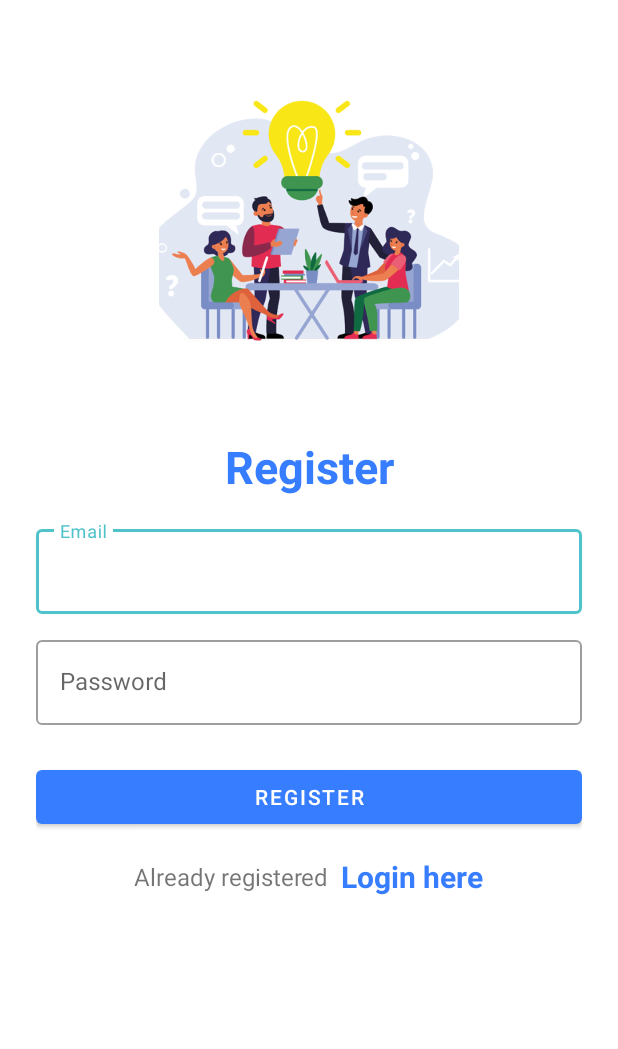
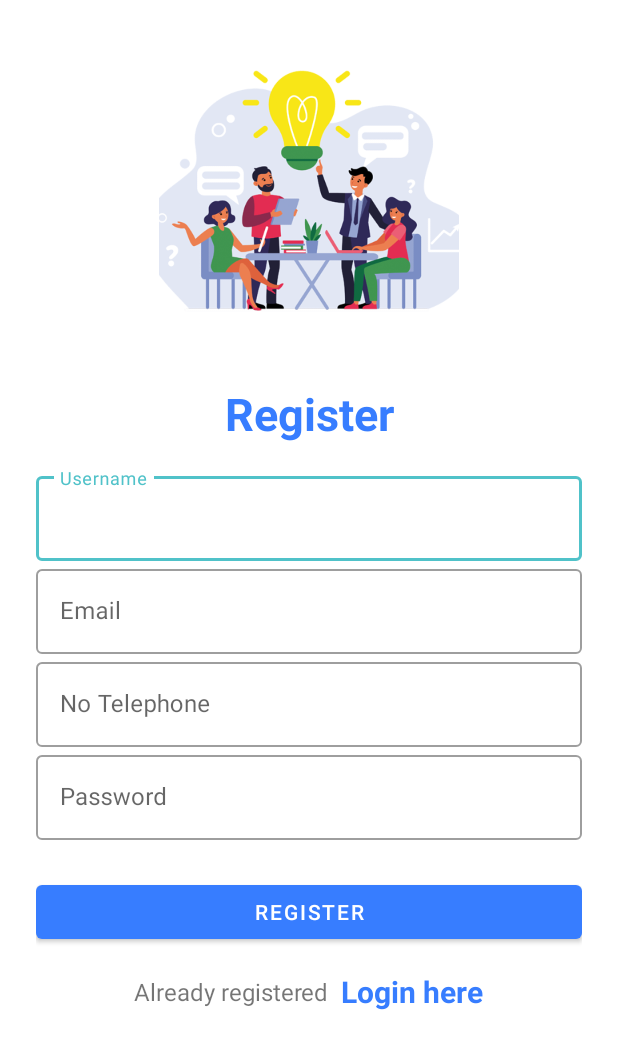
Before and after one commit to MuhammadRedhoSaputra/UAS_GOFFICE_PHOTONMAIDEN, an Android app: the screen it shows after launch (RegisterActivity), after a tap on "Register here", on a phone screen of 412 x 824 dp. Shown: the top 1049 px of the screen. Run offline under Robolectric (Android 15) with nearby library versions, the phone set to English and light mode, and no system bars; our stand-ins replace Firebase (no records; nobody signed in at launch, a user with empty details on screens opened directly); 1 other tap on this screen came first.

Commit message:
update login dan register

```diff
--- a/UAS_Goffice/app/src/main/java/com/if5b/UAS_Goffice/activities/LoginActivity.java
+++ b/UAS_Goffice/app/src/main/java/com/if5b/UAS_Goffice/activities/LoginActivity.java
@@ -3,6 +3,7 @@ package com.if5b.UAS_Goffice.activities;
 import android.content.Intent;
 import android.os.Bundle;
 import android.text.TextUtils;
+import android.view.View;
 import android.widget.Button;
 import android.widget.TextView;
 import android.widget.Toast;
@@ -11,64 +12,64 @@ import androidx.annotation.NonNull;
 import androidx.appcompat.app.AppCompatActivity;
 
 import com.google.android.gms.tasks.OnCompleteListener;
+import com.google.android.gms.tasks.OnFailureListener;
+import com.google.android.gms.tasks.OnSuccessListener;
 import com.google.android.gms.tasks.Task;
 import com.google.android.material.textfield.TextInputEditText;
 import com.google.firebase.auth.AuthResult;
 import com.google.firebase.auth.FirebaseAuth;
 import com.if5b.UAS_Goffice.R;
+import com.if5b.UAS_Goffice.databinding.ActivityLoginBinding;
+import com.if5b.UAS_Goffice.databinding.ActivityRegisterBinding;
 
 public class LoginActivity extends AppCompatActivity {
 
-    TextInputEditText etLoginEmail;
-    TextInputEditText etLoginPassword;
-    TextView tvRegisterHere;
-    Button btnLogin;
+    private ActivityLoginBinding binding;
 
     FirebaseAuth mAuth;
 
     @Override
     protected void onCreate(Bundle savedInstanceState) {
         super.onCreate(savedInstanceState);
-        setContentView(R.layout.activity_login);
-
-        etLoginEmail = findViewById(R.id.etLoginEmail);
-        etLoginPassword = findViewById(R.id.etLoginPass);
-        tvRegisterHere = findViewById(R.id.tvRegisterHere);
-        btnLogin = findViewById(R.id.btnLogin);
+        binding = ActivityLoginBinding.inflate(getLayoutInflater());
+        setContentView(binding.getRoot());
 
         mAuth = FirebaseAuth.getInstance();
 
-        btnLogin.setOnClickListener(view -> {
-            loginUser();
+        binding.btnLogin.setOnClickListener(new View.OnClickListener() {
+            @Override
+            public void onClick(View v) {
+                String email = binding.etLoginEmail.getText().toString();
+                String password = binding.etLoginPass.getText().toString();
+
+                if (TextUtils.isEmpty(email)) {
+                    binding.etLoginEmail.setError("Email jangan Kosong");
+                    binding.etLoginEmail.requestFocus();
+                }
+                if (TextUtils.isEmpty(password)) {
+                    binding.etLoginPass.setError("Password jangan Kosong");
+                    binding.etLoginPass.requestFocus();
+                } else {
+                    mAuth.signInWithEmailAndPassword(email, password)
+                            .addOnSuccessListener(new OnSuccessListener<AuthResult>() {
+                                @Override
+                                public void onSuccess(AuthResult authResult) {
+                                    Toast.makeText(LoginActivity.this, "Login Berhasil", Toast.LENGTH_SHORT).show();
+                                    startActivity(new Intent(LoginActivity.this, MainActivity.class));
+                                }
+                            })
+                            .addOnFailureListener(new OnFailureListener() {
+                                @Override
+                                public void onFailure(@NonNull Exception e) {
+                                    Toast.makeText(LoginActivity.this, "Login Gagal", Toast.LENGTH_SHORT).show();
+                                }
+                            });
+                }
+            }
         });
-        tvRegisterHere.setOnClickListener(view ->{
+        binding.tvRegisterHere.setOnClickListener(view ->{
             startActivity(new Intent(LoginActivity.this, RegisterActivity.class));
         });
     }
 
-    private void loginUser(){
-        String email = etLoginEmail.getText().toString();
-        String password = etLoginPassword.getText().toString();
-
-        if (TextUtils.isEmpty(email)){
-            etLoginEmail.setError("Email cannot be empty");
-            etLoginEmail.requestFocus();
-        }else if (TextUtils.isEmpty(password)){
-            etLoginPassword.setError("Password cannot be empty");
-            etLoginPassword.requestFocus();
-        }else{
-            mAuth.signInWithEmailAndPassword(email,password).addOnCompleteListener(new OnCompleteListener<AuthResult>() {
-                @Override
-                public void onComplete(@NonNull Task<AuthResult> task) {
-                    if (task.isSuccessful()){
-                        Toast.makeText(LoginActivity.this, "User logged in successfully", Toast.LENGTH_SHORT).show();
-                        startActivity(new Intent(LoginActivity.this, ProfileActivity.class));
-                    }else{
-                        Toast.makeText(LoginActivity.this, "Log in Error: " + task.getException().getMessage(), Toast.LENGTH_SHORT).show();
-                    }
-                }
-            });
-        }
-    }
-
 }
--- a/UAS_Goffice/app/src/main/res/layout/activity_register.xml
+++ b/UAS_Goffice/app/src/main/res/layout/activity_register.xml
@@ -13,7 +13,7 @@
         android:layout_width="200dp"
         android:layout_height="200dp"
         android:layout_gravity="center"
-        android:layout_marginTop="25dp"
+        android:layout_marginTop="5dp"
         android:src="@drawable/image2"/>
 
     <LinearLayout
@@ -21,7 +21,7 @@
         android:layout_height="match_parent"
         android:orientation="vertical"
         android:layout_gravity="center"
-        android:layout_marginTop="25dp">
+        android:layout_marginTop="10dp">
 
         <TextView
             android:layout_width="match_parent"
@@ -40,6 +40,19 @@
             android:layout_height="wrap_content">
 
             <com.google.android.material.textfield.TextInputEditText
+                android:id="@+id/etUsername"
+                android:layout_width="match_parent"
+                android:layout_height="wrap_content"
+                android:hint="Username"
+                android:inputType="textEmailAddress"/>
+        </com.google.android.material.textfield.TextInputLayout>
+
+        <com.google.android.material.textfield.TextInputLayout
+            android:layout_width="match_parent"
+            style="@style/Widget.MaterialComponents.TextInputLayout.OutlinedBox"
+            android:layout_height="wrap_content">
+
+            <com.google.android.material.textfield.TextInputEditText
                 android:id="@+id/etRegEmail"
                 android:layout_width="match_parent"
                 android:layout_height="wrap_content"
@@ -47,19 +60,31 @@
                 android:inputType="textEmailAddress"/>
         </com.google.android.material.textfield.TextInputLayout>
 
+        <com.google.android.material.textfield.TextInputLayout
+            android:layout_width="match_parent"
+            style="@style/Widget.MaterialComponents.TextInputLayout.OutlinedBox"
+            android:layout_height="wrap_content">
+
+            <com.google.android.material.textfield.TextInputEditText
+                android:id="@+id/etNoTelephone"
+                android:layout_width="match_parent"
+                android:layout_height="wrap_content"
+                android:hint="No Telephone"
+                android:inputType="textEmailAddress"/>
+        </com.google.android.material.textfield.TextInputLayout>
+
 
         <com.google.android.material.textfield.TextInputLayout
             android:layout_width="match_parent"
             style="@style/Widget.MaterialComponents.TextInputLayout.OutlinedBox"
-            android:layout_height="wrap_content"
-            android:layout_marginTop="12dp">
+            android:layout_height="wrap_content">
 
             <com.google.android.material.textfield.TextInputEditText
                 android:id="@+id/etRegPass"
                 android:layout_width="match_parent"
                 android:layout_height="wrap_content"
                 android:hint="Password"
-                android:inputType="textPassword"/>
+                android:inputType="textPassword" />
         </com.google.android.material.textfield.TextInputLayout>
 
         <com.google.android.material.button.MaterialButton
```
Also changed, not shown: UAS_Goffice/app/src/main/java/com/if5b/UAS_Goffice/activities/RegisterActivity.java (+12 -3 lines).
